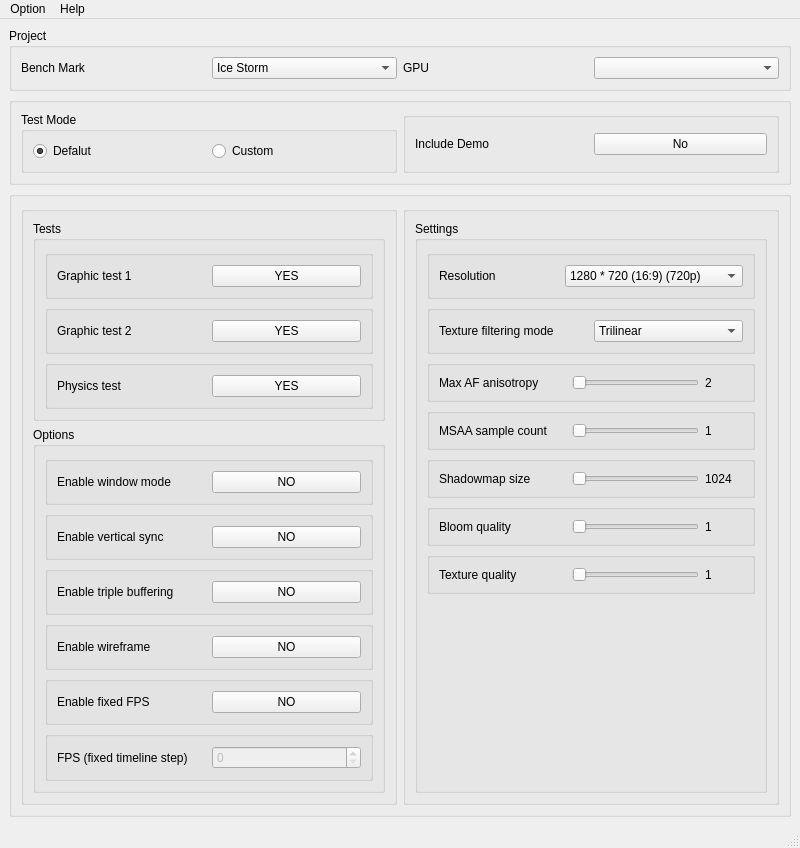
Old version of the form mainwindow.ui in the repository YANGTHEKING/3DMarkCmdTool.
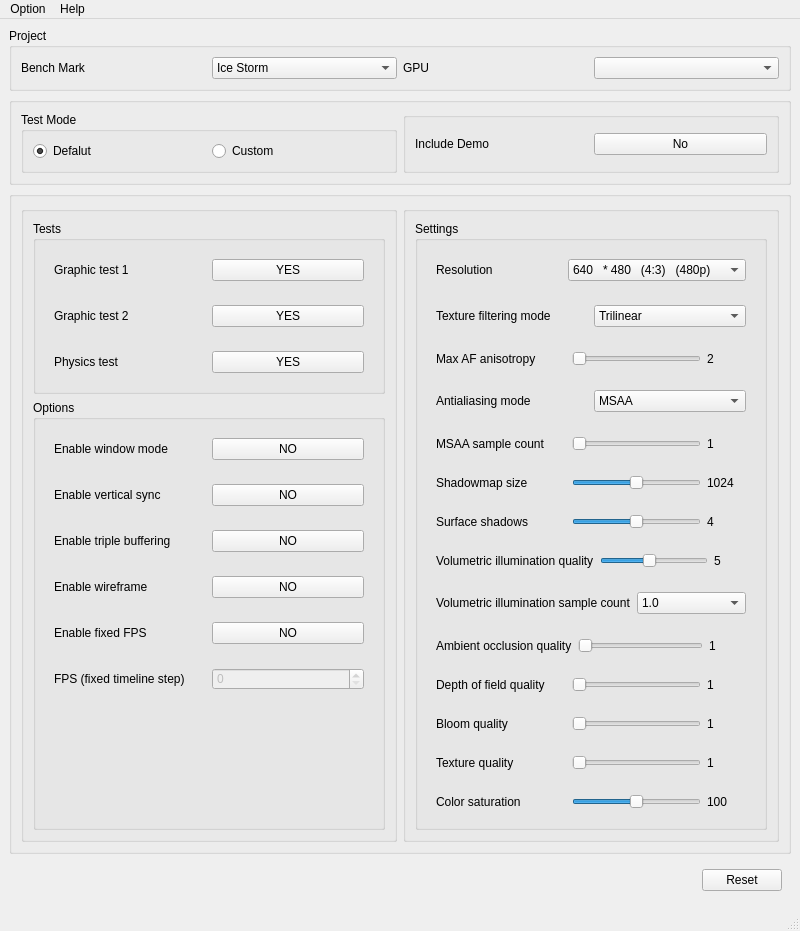
New version of the form.

```diff
--- a/mainwindow.ui
+++ b/mainwindow.ui
@@ -7,12 +7,15 @@
     <x>0</x>
     <y>0</y>
     <width>800</width>
-    <height>600</height>
+    <height>863</height>
    </rect>
   </property>
   <property name="windowTitle">
    <string>MainWindow</string>
   </property>
+  <property name="styleSheet">
+   <string notr="true"/>
+  </property>
   <widget class="QWidget" name="centralwidget">
    <layout class="QVBoxLayout" name="verticalLayout_3">
     <item>
@@ -202,6 +205,11 @@
             <layout class="QVBoxLayout" name="verticalLayout_5">
              <item>
               <widget class="QGroupBox" name="groupBox_14">
+               <property name="styleSheet">
+                <string notr="true">        QGroupBox {
+            border: none;
+        }</string>
+               </property>
                <property name="title">
                 <string/>
                </property>
@@ -225,6 +233,11 @@
              </item>
              <item>
               <widget class="QGroupBox" name="groupBox_15">
+               <property name="styleSheet">
+                <string notr="true">        QGroupBox {
+            border: none;
+        }</string>
+               </property>
                <property name="title">
                 <string/>
                </property>
@@ -248,6 +261,11 @@
              </item>
              <item>
               <widget class="QGroupBox" name="groupBox_16">
+               <property name="styleSheet">
+                <string notr="true">        QGroupBox {
+            border: none;
+        }</string>
+               </property>
                <property name="title">
                 <string/>
                </property>
@@ -279,7 +297,12 @@
             </property>
             <layout class="QVBoxLayout" name="verticalLayout_2">
              <item>
-              <widget class="QGroupBox" name="groupBox_8">
+              <widget class="QGroupBox" name="gbWindowMode">
+               <property name="styleSheet">
+                <string notr="true">        QGroupBox {
+            border: none;
+        }</string>
+               </property>
                <property name="title">
                 <string/>
                </property>
@@ -297,7 +320,7 @@
                    <string>NO</string>
                   </property>
                   <property name="checkable">
-                   <bool>true</bool>
+                   <bool>false</bool>
                   </property>
                  </widget>
                 </item>
@@ -305,7 +328,12 @@
               </widget>
              </item>
              <item>
-              <widget class="QGroupBox" name="groupBox_9">
+              <widget class="QGroupBox" name="gbVerticaSync">
+               <property name="styleSheet">
+                <string notr="true">        QGroupBox {
+            border: none;
+        }</string>
+               </property>
                <property name="title">
                 <string/>
                </property>
@@ -323,7 +351,7 @@
                    <string>NO</string>
                   </property>
                   <property name="checkable">
-                   <bool>true</bool>
+                   <bool>false</bool>
                   </property>
                  </widget>
                 </item>
@@ -331,7 +359,12 @@
               </widget>
              </item>
              <item>
-              <widget class="QGroupBox" name="groupBox_10">
+              <widget class="QGroupBox" name="gbTripleBuffering">
+               <property name="styleSheet">
+                <string notr="true">        QGroupBox {
+            border: none;
+        }</string>
+               </property>
                <property name="title">
                 <string/>
                </property>
@@ -349,7 +382,7 @@
                    <string>NO</string>
                   </property>
                   <property name="checkable">
-                   <bool>true</bool>
+                   <bool>false</bool>
                   </property>
                  </widget>
                 </item>
@@ -357,7 +390,12 @@
               </widget>
              </item>
              <item>
-              <widget class="QGroupBox" name="groupBox_7">
+              <widget class="QGroupBox" name="gbWireFrame">
+               <property name="styleSheet">
+                <string notr="true">        QGroupBox {
+            border: none;
+        }</string>
+               </property>
                <property name="title">
                 <string/>
                </property>
@@ -375,7 +413,7 @@
                    <string>NO</string>
                   </property>
                   <property name="checkable">
-                   <bool>true</bool>
+                   <bool>false</bool>
                   </property>
                  </widget>
                 </item>
@@ -383,7 +421,12 @@
               </widget>
              </item>
              <item>
-              <widget class="QGroupBox" name="groupBox_6">
+              <widget class="QGroupBox" name="gbFixedFPS">
+               <property name="styleSheet">
+                <string notr="true">        QGroupBox {
+            border: none;
+        }</string>
+               </property>
                <property name="title">
                 <string/>
                </property>
@@ -401,7 +444,7 @@
                    <string>NO</string>
                   </property>
                   <property name="checkable">
-                   <bool>true</bool>
+                   <bool>false</bool>
                   </property>
                  </widget>
                 </item>
@@ -409,7 +452,12 @@
               </widget>
              </item>
              <item>
-              <widget class="QGroupBox" name="groupBox_5">
+              <widget class="QGroupBox" name="gbFPS">
+               <property name="styleSheet">
+                <string notr="true">        QGroupBox {
+            border: none;
+        }</string>
+               </property>
                <property name="title">
                 <string/>
                </property>
@@ -463,7 +511,12 @@
             </property>
             <layout class="QVBoxLayout" name="verticalLayout_6">
              <item>
-              <widget class="QGroupBox" name="groupBox_17">
+              <widget class="QGroupBox" name="gbResolution">
+               <property name="styleSheet">
+                <string notr="true">        QGroupBox {
+            border: none;
+        }</string>
+               </property>
                <property name="title">
                 <string/>
                </property>
@@ -478,11 +531,11 @@
                 <item>
                  <widget class="QComboBox" name="cbResolution">
                   <property name="currentIndex">
-                   <number>10</number>
+                   <number>0</number>
                   </property>
                   <item>
                    <property name="text">
-                    <string>640 * 480 (4:3) (480p)</string>
+                    <string>640   * 480   (4:3)   (480p)</string>
                    </property>
                   </item>
                   <item>
@@ -532,7 +585,7 @@
                   </item>
                   <item>
                    <property name="text">
-                    <string>1280 * 720 (16:9) (720p)</string>
+                    <string>1280 * 720   (16:9) (720p)</string>
                    </property>
                   </item>
                   <item>
@@ -696,7 +749,12 @@
               </widget>
              </item>
              <item>
-              <widget class="QGroupBox" name="groupBox_18">
+              <widget class="QGroupBox" name="gbTextureFilteringMode">
+               <property name="styleSheet">
+                <string notr="true">        QGroupBox {
+            border: none;
+        }</string>
+               </property>
                <property name="title">
                 <string/>
                </property>
@@ -734,7 +792,12 @@
               </widget>
              </item>
              <item>
-              <widget class="QGroupBox" name="groupBox_19">
+              <widget class="QGroupBox" name="gbMaxAFAnistropy">
+               <property name="styleSheet">
+                <string notr="true">        QGroupBox {
+            border: none;
+        }</string>
+               </property>
                <property name="title">
                 <string/>
                </property>
@@ -773,7 +836,55 @@
               </widget>
              </item>
              <item>
-              <widget class="QGroupBox" name="groupBox_21">
+              <widget class="QGroupBox" name="gbAntialiasingMode">
+               <property name="styleSheet">
+                <string notr="true">        QGroupBox {
+            border: none;
+        }</string>
+               </property>
+               <property name="title">
+                <string/>
+               </property>
+               <layout class="QHBoxLayout" name="horizontalLayout">
+                <item>
+                 <widget class="QLabel" name="lAntialiasingMode">
+                  <property name="text">
+                   <string>Antialiasing mode</string>
+                  </property>
+                 </widget>
+                </item>
+                <item>
+                 <widget class="QComboBox" name="cbAntialiasingMode">
+                  <property name="currentIndex">
+                   <number>1</number>
+                  </property>
+                  <item>
+                   <property name="text">
+                    <string>Disabled</string>
+                   </property>
+                  </item>
+                  <item>
+                   <property name="text">
+                    <string>MSAA</string>
+                   </property>
+                  </item>
+                  <item>
+                   <property name="text">
+                    <string>FXAA</string>
+                   </property>
+                  </item>
+                 </widget>
+                </item>
+               </layout>
+              </widget>
+             </item>
+             <item>
+              <widget class="QGroupBox" name="gbMSAASampleCount">
+               <property name="styleSheet">
+                <string notr="true">        QGroupBox {
+            border: none;
+        }</string>
+               </property>
                <property name="title">
                 <string/>
                </property>
@@ -806,7 +917,12 @@
               </widget>
              </item>
              <item>
-              <widget class="QGroupBox" name="groupBox_20">
+              <widget class="QGroupBox" name="gbShadowmapSize">
+               <property name="styleSheet">
+                <string notr="true">        QGroupBox {
+            border: none;
+        }</string>
+               </property>
                <property name="title">
                 <string/>
                </property>
@@ -823,6 +939,9 @@
                   <property name="maximum">
                    <number>2</number>
                   </property>
+                  <property name="value">
+                   <number>1</number>
+                  </property>
                   <property name="orientation">
                    <enum>Qt::Orientation::Horizontal</enum>
                   </property>
@@ -839,7 +958,208 @@
               </widget>
              </item>
              <item>
-              <widget class="QGroupBox" name="groupBox_22">
+              <widget class="QGroupBox" name="gbSurfaceShadows">
+               <property name="styleSheet">
+                <string notr="true">        QGroupBox {
+            border: none;
+        }</string>
+               </property>
+               <property name="title">
+                <string/>
+               </property>
+               <layout class="QHBoxLayout" name="horizontalLayout_23" stretch="10,10,3">
+                <item>
+                 <widget class="QLabel" name="lSurfaceShadows">
+                  <property name="text">
+                   <string>Surface shadows</string>
+                  </property>
+                 </widget>
+                </item>
+                <item>
+                 <widget class="QSlider" name="sSurfaceShadows">
+                  <property name="maximum">
+                   <number>4</number>
+                  </property>
+                  <property name="value">
+                   <number>2</number>
+                  </property>
+                  <property name="orientation">
+                   <enum>Qt::Orientation::Horizontal</enum>
+                  </property>
+                 </widget>
+                </item>
+                <item>
+                 <widget class="QLabel" name="vSurfaceShadows">
+                  <property name="text">
+                   <string>4</string>
+                  </property>
+                 </widget>
+                </item>
+               </layout>
+              </widget>
+             </item>
+             <item>
+              <widget class="QGroupBox" name="gbVolumetricIlluminationQuality">
+               <property name="styleSheet">
+                <string notr="true">        QGroupBox {
+            border: none;
+        }</string>
+               </property>
+               <property name="title">
+                <string/>
+               </property>
+               <layout class="QHBoxLayout" name="horizontalLayout_24" stretch="10,10,3">
+                <item>
+                 <widget class="QLabel" name="lVolumetricIlluminationQuality">
+                  <property name="text">
+                   <string>Volumetric illumination quality</string>
+                  </property>
+                 </widget>
+                </item>
+                <item>
+                 <widget class="QSlider" name="sVolumetricIlluminationQuality">
+                  <property name="maximum">
+                   <number>11</number>
+                  </property>
+                  <property name="pageStep">
+                   <number>10</number>
+                  </property>
+                  <property name="value">
+                   <number>5</number>
+                  </property>
+                  <property name="orientation">
+                   <enum>Qt::Orientation::Horizontal</enum>
+                  </property>
+                 </widget>
+                </item>
+                <item>
+                 <widget class="QLabel" name="vVolumetricIlluminationQuality">
+                  <property name="text">
+                   <string>5</string>
+                  </property>
+                 </widget>
+                </item>
+               </layout>
+              </widget>
+             </item>
+             <item>
+              <widget class="QGroupBox" name="gbVolumetricIlluminationSampleCount">
+               <property name="styleSheet">
+                <string notr="true">        QGroupBox {
+            border: none;
+        }</string>
+               </property>
+               <property name="title">
+                <string/>
+               </property>
+               <layout class="QHBoxLayout" name="horizontalLayout_25">
+                <item>
+                 <widget class="QLabel" name="lVolumetricIlluminationSampleCount">
+                  <property name="text">
+                   <string>Volumetric illumination sample count</string>
+                  </property>
+                 </widget>
+                </item>
+                <item>
+                 <widget class="QComboBox" name="cbVolumetricIlluminationSampleCount">
+                  <item>
+                   <property name="text">
+                    <string>1.0</string>
+                   </property>
+                  </item>
+                  <item>
+                   <property name="text">
+                    <string>1.5</string>
+                   </property>
+                  </item>
+                 </widget>
+                </item>
+               </layout>
+              </widget>
+             </item>
+             <item>
+              <widget class="QGroupBox" name="gbAmbientOcclusionQuality">
+               <property name="styleSheet">
+                <string notr="true">        QGroupBox {
+            border: none;
+        }</string>
+               </property>
+               <property name="title">
+                <string/>
+               </property>
+               <layout class="QHBoxLayout" name="horizontalLayout_26" stretch="10,10,3">
+                <item>
+                 <widget class="QLabel" name="lAmbientOcclusionQuality">
+                  <property name="text">
+                   <string>Ambient occlusion quality</string>
+                  </property>
+                 </widget>
+                </item>
+                <item>
+                 <widget class="QSlider" name="sAmbientOcclusionQuality">
+                  <property name="maximum">
+                   <number>2</number>
+                  </property>
+                  <property name="orientation">
+                   <enum>Qt::Orientation::Horizontal</enum>
+                  </property>
+                 </widget>
+                </item>
+                <item>
+                 <widget class="QLabel" name="vAmbientOcclusionQuality">
+                  <property name="text">
+                   <string>1</string>
+                  </property>
+                 </widget>
+                </item>
+               </layout>
+              </widget>
+             </item>
+             <item>
+              <widget class="QGroupBox" name="gbDepthofFieldQuality">
+               <property name="styleSheet">
+                <string notr="true">        QGroupBox {
+            border: none;
+        }</string>
+               </property>
+               <property name="title">
+                <string/>
+               </property>
+               <layout class="QHBoxLayout" name="horizontalLayout_27" stretch="10,10,3">
+                <item>
+                 <widget class="QLabel" name="lDepthofFieldQuality">
+                  <property name="text">
+                   <string>Depth of field quality</string>
+                  </property>
+                 </widget>
+                </item>
+                <item>
+                 <widget class="QSlider" name="sDepthofFieldQuality">
+                  <property name="maximum">
+                   <number>4</number>
+                  </property>
+                  <property name="orientation">
+                   <enum>Qt::Orientation::Horizontal</enum>
+                  </property>
+                 </widget>
+                </item>
+                <item>
+                 <widget class="QLabel" name="vDepthofFieldQuality">
+                  <property name="text">
+                   <string>1</string>
+                  </property>
+                 </widget>
+                </item>
+               </layout>
+              </widget>
+             </item>
+             <item>
+              <widget class="QGroupBox" name="gbBloomQuality">
+               <property name="styleSheet">
+                <string notr="true">        QGroupBox {
+            border: none;
+        }</string>
+               </property>
                <property name="title">
                 <string/>
                </property>
@@ -872,7 +1192,12 @@
               </widget>
              </item>
              <item>
-              <widget class="QGroupBox" name="groupBox_23">
+              <widget class="QGroupBox" name="gbTextureQuality">
+               <property name="styleSheet">
+                <string notr="true">        QGroupBox {
+            border: none;
+        }</string>
+               </property>
                <property name="title">
                 <string/>
                </property>
@@ -904,6 +1229,47 @@
                </layout>
               </widget>
              </item>
+             <item>
+              <widget class="QGroupBox" name="gbColorSaturation">
+               <property name="styleSheet">
+                <string notr="true">        QGroupBox {
+            border: none;
+        }</string>
+               </property>
+               <property name="title">
+                <string/>
+               </property>
+               <layout class="QHBoxLayout" name="horizontalLayout_28" stretch="10,10,3">
+                <item>
+                 <widget class="QLabel" name="lColorSaturation">
+                  <property name="text">
+                   <string>Color saturation</string>
+                  </property>
+                 </widget>
+                </item>
+                <item>
+                 <widget class="QSlider" name="sColorSaturation">
+                  <property name="maximum">
+                   <number>200</number>
+                  </property>
+                  <property name="value">
+                   <number>100</number>
+                  </property>
+                  <property name="orientation">
+                   <enum>Qt::Orientation::Horizontal</enum>
+                  </property>
+                 </widget>
+                </item>
+                <item>
+                 <widget class="QLabel" name="vColorSaturation">
+                  <property name="text">
+                   <string>100</string>
+                  </property>
+                 </widget>
+                </item>
+               </layout>
+              </widget>
+             </item>
              <item>
               <spacer name="verticalSpacer">
                <property name="orientation">
@@ -926,6 +1292,40 @@
       </layout>
      </widget>
     </item>
+    <item>
+     <widget class="QGroupBox" name="gbReset">
+      <property name="styleSheet">
+       <string notr="true">        QGroupBox {
+            border: none;
+        }</string>
+      </property>
+      <property name="title">
+       <string/>
+      </property>
+      <layout class="QHBoxLayout" name="horizontalLayout_29">
+       <item>
+        <spacer name="horizontalSpacer">
+         <property name="orientation">
+          <enum>Qt::Orientation::Horizontal</enum>
+         </property>
+         <property name="sizeHint" stdset="0">
+          <size>
+           <width>683</width>
+           <height>20</height>
+          </size>
+         </property>
+        </spacer>
+       </item>
+       <item>
+        <widget class="QPushButton" name="bReset">
+         <property name="text">
+          <string>Reset</string>
+         </property>
+        </widget>
+       </item>
+      </layout>
+     </widget>
+    </item>
    </layout>
   </widget>
   <widget class="QMenuBar" name="menubar">
```
Left out of the diff: 28 changed lines with no effect on the pictures.
